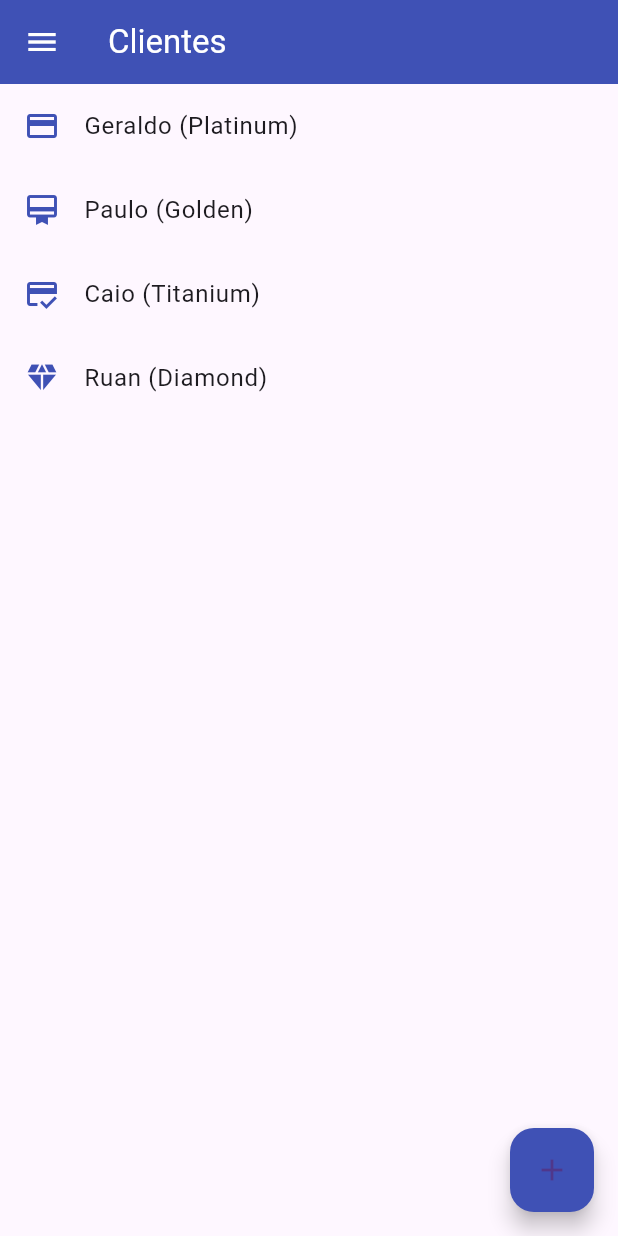
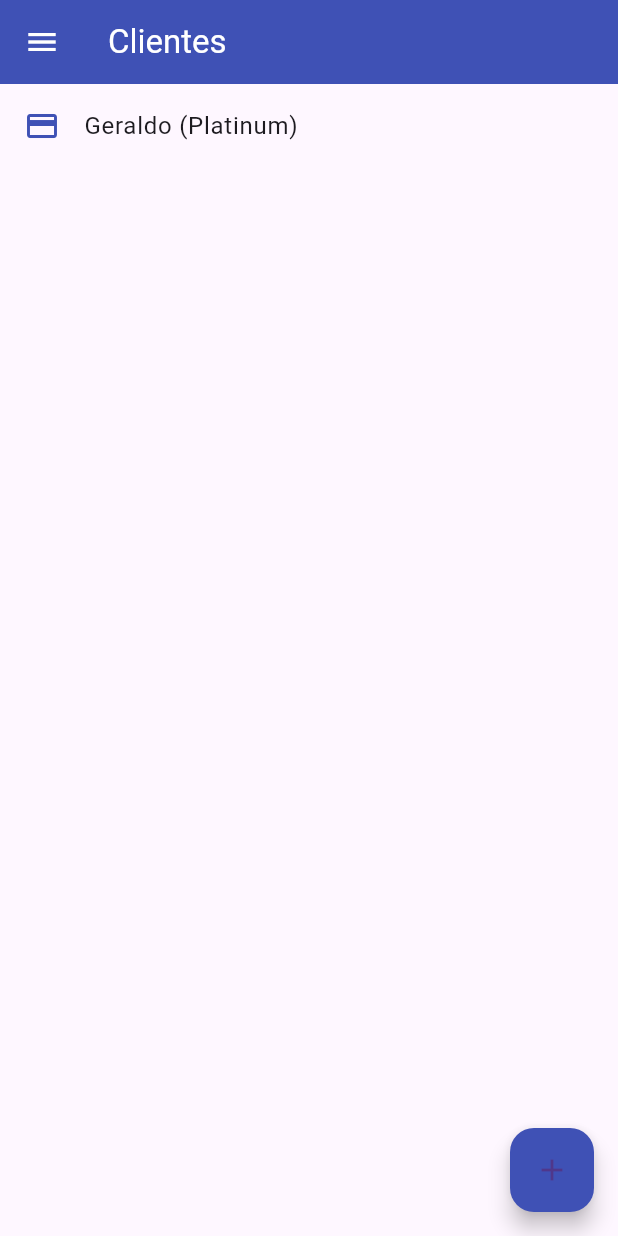
Before and after one commit to maxwelldantas/alura_flutter_client_control, a Flutter app: the screen it shows after launch, in the side drawer, after a tap on the "add" icon, on a phone screen of 412 x 824 dp. Run offline on Flutter 3.47's test engine with Material 3 defaults, Android fonts, the light colour scheme and no system bars.

Commit message:
Integra o Provider para gerenciar a lista de clientes
- Move a lista de clientes para o modelo `Clients` e utiliza o `ChangeNotifierProvider` para disponibilizá-la na árvore de widgets.
- Atualiza `ClientsPage` para consumir a lista de clientes através do `Consumer<Clients>`.
- Remove a inicialização local da lista de clientes em `ClientsPage`.
- Adiciona um cliente inicial ao `ChangeNotifierProvider` em `main.dart` para fins de demonstração.

```diff
--- a/lib/main.dart
+++ b/lib/main.dart
@@ -3,12 +3,20 @@ import 'package:alura_flutter_client_control/pages/client_types_page.dart';
 import 'package:flutter/material.dart';
 import 'package:provider/provider.dart';
 
+import 'models/client.dart';
+import 'models/client_type.dart';
 import 'pages/clients_page.dart';
 
 void main() {
   runApp(
     ChangeNotifierProvider(
-      create: (context) => Clients(clients: []),
+      create: (context) =>
+          Clients(clients: [Client(
+            name: 'Geraldo',
+            email: 'leo@email.com',
+            type: ClientType(name: 'Platinum', icon: Icons.credit_card),
+          ),
+          ]),
       child: const MyApp(),
     ),
   );
--- a/lib/pages/clients_page.dart
+++ b/lib/pages/clients_page.dart
@@ -1,8 +1,10 @@
-import 'package:alura_flutter_client_control/models/client.dart';
 import 'package:alura_flutter_client_control/models/client_type.dart';
+import 'package:alura_flutter_client_control/models/clients.dart';
 import 'package:flutter/material.dart';
+import 'package:provider/provider.dart';
 
 import '../components/hamburger_menu.dart';
+import '../models/client.dart';
 
 class ClientsPage extends StatefulWidget {
   const ClientsPage({Key? key, required this.title}) : super(key: key);
@@ -13,29 +15,6 @@ class ClientsPage extends StatefulWidget {
 }
 
 class _ClientsPageState extends State<ClientsPage> {
-  List<Client> clients = [
-    Client(
-      name: 'Geraldo',
-      email: 'leo@email.com',
-      type: ClientType(name: 'Platinum', icon: Icons.credit_card),
-    ),
-    Client(
-      name: 'Paulo',
-      email: 'leo@email.com',
-      type: ClientType(name: 'Golden', icon: Icons.card_membership),
-    ),
-    Client(
-      name: 'Caio',
-      email: 'leo@email.com',
-      type: ClientType(name: 'Titanium', icon: Icons.credit_score),
-    ),
-    Client(
-      name: 'Ruan',
-      email: 'ruan@email.com',
-      type: ClientType(name: 'Diamond', icon: Icons.diamond),
-    ),
-  ];
-
   List<ClientType> types = [
     ClientType(name: 'Platinum', icon: Icons.credit_card),
     ClientType(name: 'Golden', icon: Icons.card_membership),
@@ -48,23 +27,27 @@ class _ClientsPageState extends State<ClientsPage> {
     return Scaffold(
       appBar: AppBar(title: Text(widget.title)),
       drawer: const HamburgerMenu(),
-      body: ListView.builder(
-        itemCount: clients.length,
+      body: Consumer<Clients>(
+        builder: (BuildContext context, Clients list, Widget? widget) {
+          return ListView.builder(
+            itemCount: list.clients.length,
             itemBuilder: (context, index) {
               return Dismissible(
                 key: UniqueKey(),
                 background: Container(color: Colors.red),
                 child: ListTile(
-              leading: Icon(clients[index].type.icon),
+                  leading: Icon(list.clients[index].type.icon),
                   title: Text(
-                clients[index].name + ' (' + clients[index].type.name + ')',
+                    '${list.clients[index].name} (${list.clients[index].type.name})',
                   ),
                   iconColor: Colors.indigo,
                 ),
                 onDismissed: (direction) {
                   setState(() {
-                clients.removeAt(index);
+                    list.clients.removeAt(index);
                   });
+                },
+              );
             },
           );
         },
@@ -140,11 +123,13 @@ class _ClientsPageState extends State<ClientsPage> {
             ),
           ),
           actions: [
-            TextButton(
+            Consumer<Clients>(
+              builder: (BuildContext context, Clients list, Widget? widget) {
+                return TextButton(
                   child: const Text("Salvar"),
                   onPressed: () async {
                     setState(() {
-                  clients.add(
+                      list.clients.add(
                         Client(
                           name: nomeInput.text,
                           email: emailInput.text,
@@ -153,6 +138,8 @@ class _ClientsPageState extends State<ClientsPage> {
                       );
                     });
                     Navigator.pop(context);
+                  },
+                );
               },
             ),
             TextButton(
```
Lines whose indentation alone changed are shown as unchanged.
